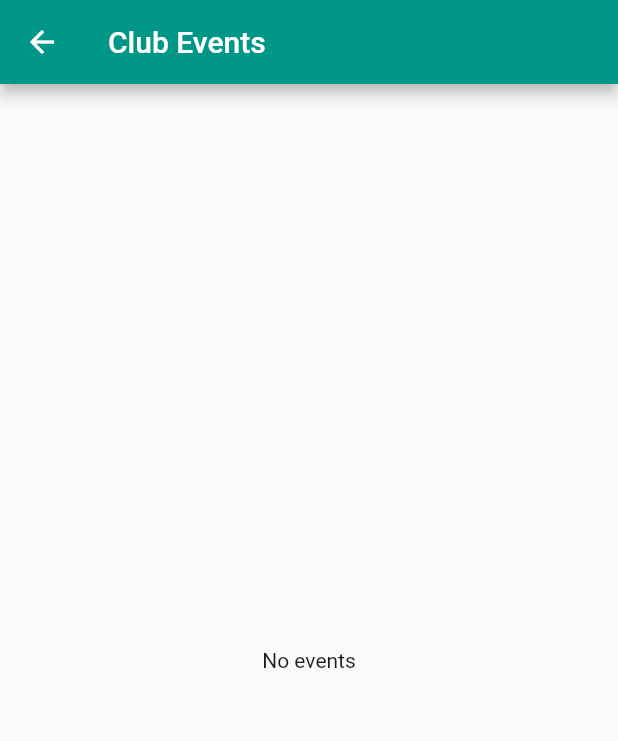
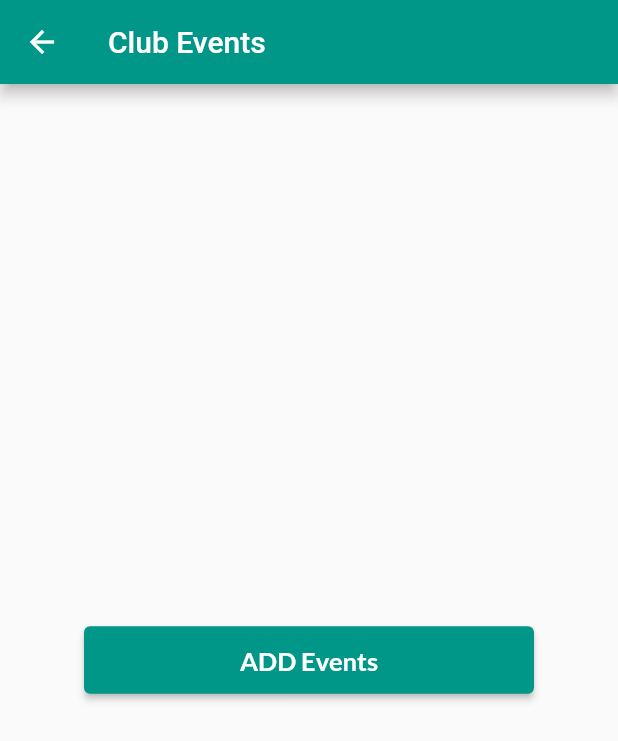
Before and after one commit to Nayem-Ali/lu_club_inscription, a Flutter app: the AllEvents screen opened directly, on a phone screen of 412 x 824 dp. Shown: the top 741 px of the screen. Run offline on Flutter 3.47's test engine with Material 3 defaults, Android fonts, the phone set to English and light mode, and no system bars; our stand-ins replace animated_splash_screen, cloud_firestore, curved_navigation_bar, firebase_auth, firebase_core, firebase_storage and 5 more; accounts and stored records are empty.

Commit message:
commit 3

```diff
--- a/lib/section/functionality/admin/all_events.dart
+++ b/lib/section/functionality/admin/all_events.dart
@@ -63,8 +63,21 @@ class _AllEventsState extends State<AllEvents> {
         title: const Text("Club Events"),
       ),
       body: events.length == 0
-          ? const Center(
-              child: Text("No events"),
+          ? Center(
+              child: ElevatedButton(
+                onPressed: () {
+                  Navigator.push(
+                      context,
+                      MaterialPageRoute(
+                        builder: (context) => const AddEvent(),
+                      ));
+                },
+                style: ElevatedButton.styleFrom(minimumSize: Size(300, 45)),
+                child: Text(
+                  "ADD Events",
+                  style: txtStyle(17, FontWeight.bold),
+                ),
+              ),
             )
           : Column(
               children: [
```
Also changed, not shown: pubspec.lock, 1 other file.
